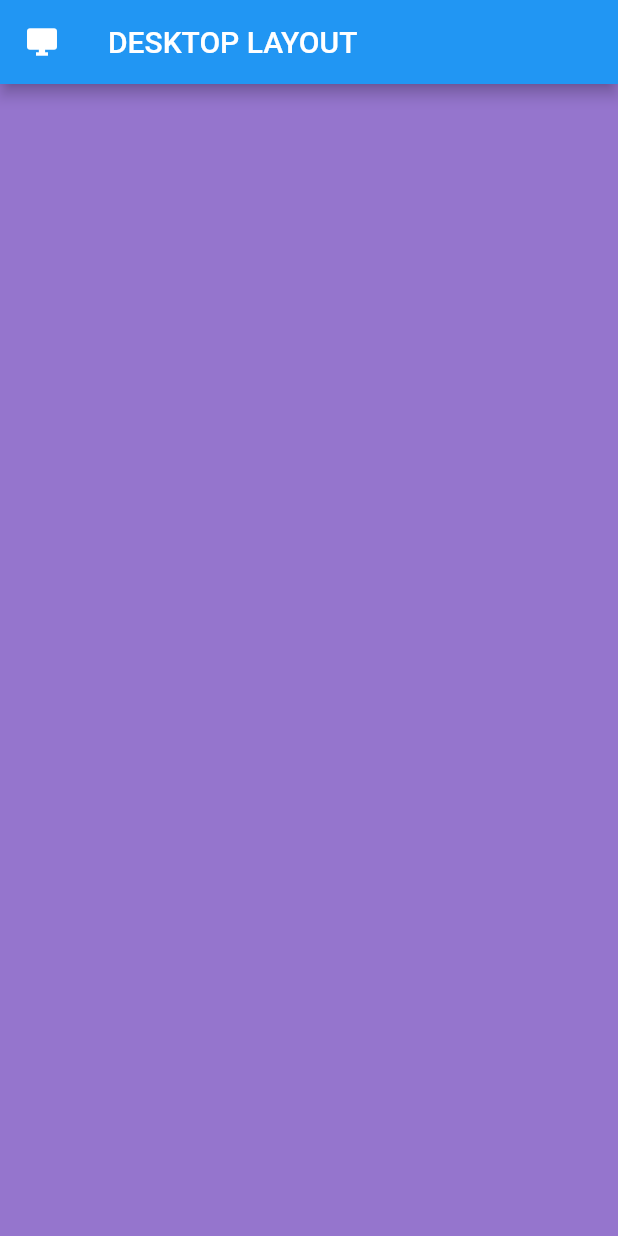
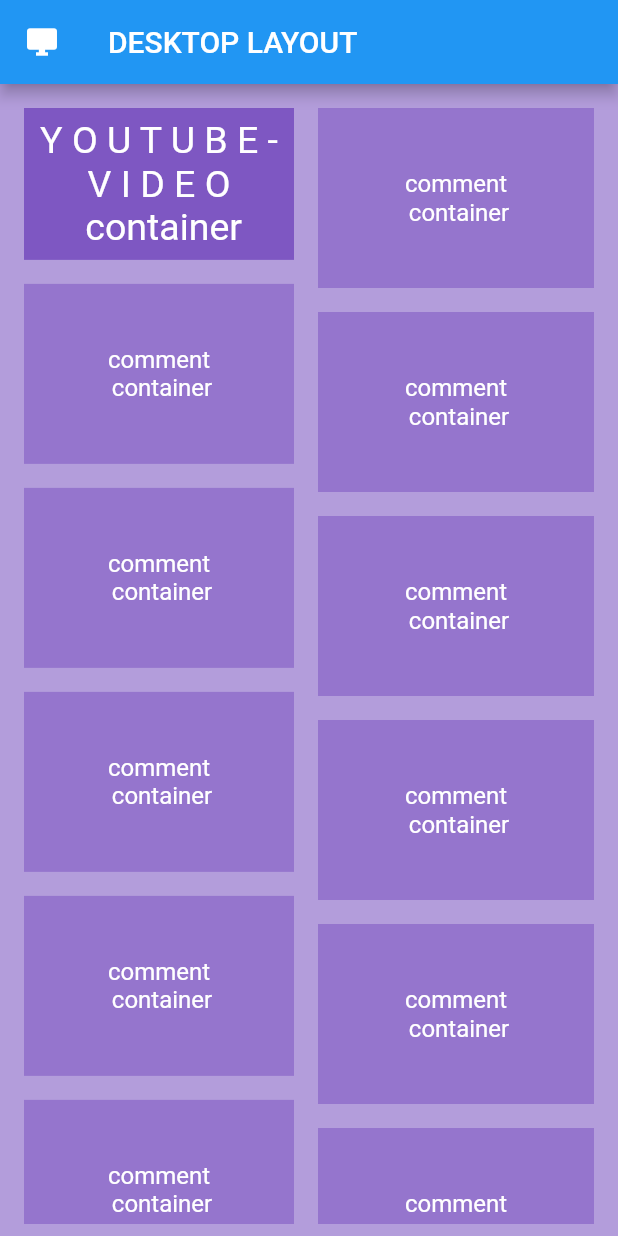
Before and after one commit to sgc93/Flutter-Concepts-Library, a Flutter app: the DesktopBody screen opened directly, on a phone screen of 412 x 824 dp. Run offline on Flutter 3.47's test engine with Material 2 defaults, Android fonts, the light colour scheme and no system bars; our stand-ins replace hidden_drawer_menu.

Commit message:
add responsive desktop layout components

```diff
--- a/lib/responsiveness/layoutBuilder/layouts/desktop_body.dart
+++ b/lib/responsiveness/layoutBuilder/layouts/desktop_body.dart
@@ -6,11 +6,98 @@
   @override
   Widget build(BuildContext context) {
     return Scaffold(
-      backgroundColor: Colors.deepPurple[300],
+      backgroundColor: Colors.deepPurple[200],
       appBar: AppBar(
         leading: const Icon(Icons.desktop_windows),
         title: const Text('DESKTOP LAYOUT'),
       ),
+      body: Padding(
+        padding: const EdgeInsets.all(8.0),
+        child: Row(
+          children: [
+            // First column
+            Expanded(
+              child: Column(
+                children: [
+                  // youtube video
+                  Padding(
+                    padding: const EdgeInsets.all(8.0),
+                    child: AspectRatio(
+                      aspectRatio: 16 / 9,
+                      child: Container(
+                        color: Colors.deepPurple[400],
+                        child: const Center(
+                          child: Text(
+                            textAlign: TextAlign.center,
+                            'Y O U T U B E - V I D E O \n container',
+                            style: TextStyle(
+                              color: Colors.white,
+                              fontSize: 25,
+                            ),
+                          ),
+                        ),
+                      ),
+                    ),
+                  ),
+
+                  // comment section & recommended videos
+                  Expanded(
+                    child: ListView.builder(
+                      itemCount: 8,
+                      itemBuilder: (context, index) {
+                        return Padding(
+                          padding: const EdgeInsets.all(8.0),
+                          child: Container(
+                            color: Colors.deepPurple[300],
+                            height: 120,
+                            child: const Center(
+                              child: Text(
+                                'comment \n container',
+                                style: TextStyle(
+                                  color: Colors.white,
+                                  fontSize: 16,
+                                ),
+                                textAlign: TextAlign.center,
+                              ),
+                            ),
+                          ),
+                        );
+                      },
+                    ),
+                  )
+                ],
+              ),
+            ),
+
+            // second column
+            SizedBox(
+              width: 200,
+              child: ListView.builder(
+                itemCount: 8,
+                itemBuilder: (context, index) {
+                  return Padding(
+                    padding: const EdgeInsets.all(8.0),
+                    child: Container(
+                      color: Colors.deepPurple[300],
+                      height: 120,
+                      child: const Center(
+                        child: Text(
+                          'comment \n container',
+                          style: TextStyle(
+                            color: Colors.white,
+                            fontSize: 16,
+                          ),
+                          textAlign: TextAlign.center,
+                        ),
+                      ),
+                    ),
+                  );
+                },
+              ),
+            ),
+          ],
+        ),
+      ),
     );
   }
 }
```
